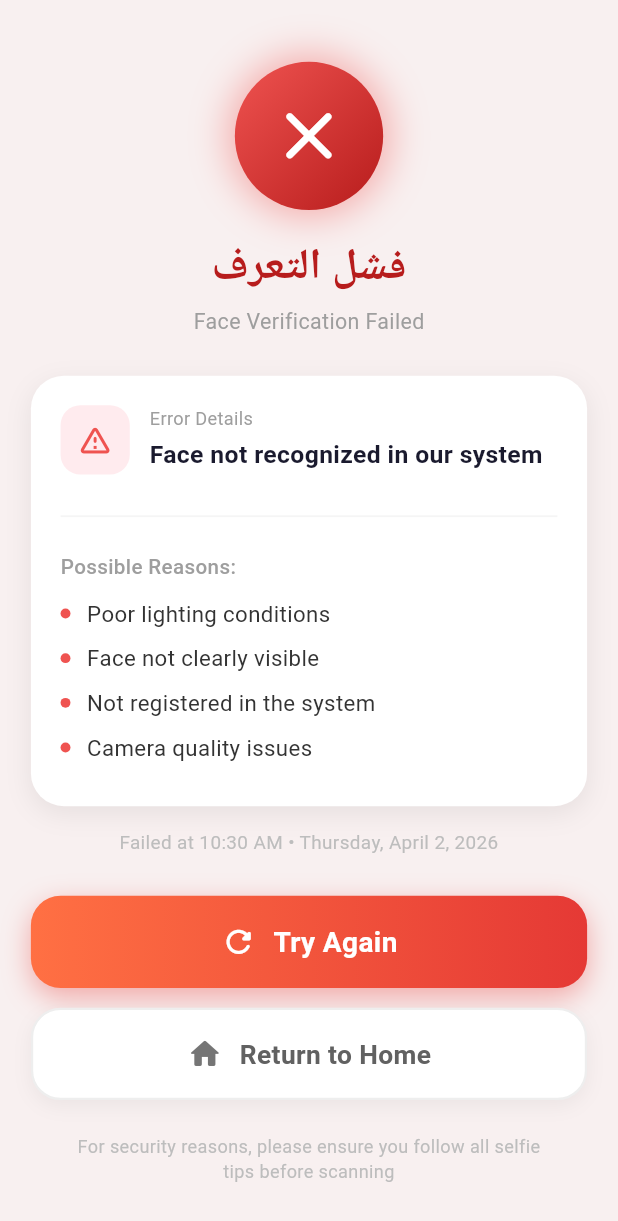
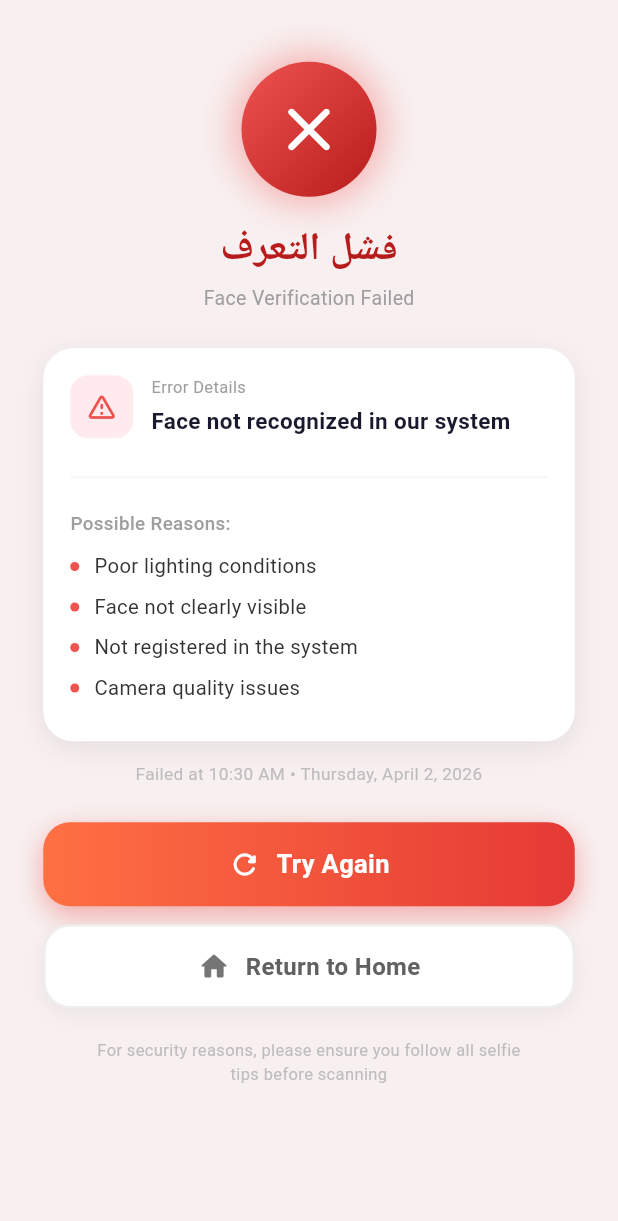
Before and after one commit to EsraaSA21/gradproj, a Flutter app: the VerificationFailedScreen screen opened directly, on a phone screen of 412 x 824 dp. Shown: the top 1221 px of the screen. Run offline on Flutter 3.47's test engine with Material 3 defaults, Android fonts, the phone set to English and light mode, and no system bars; our stand-ins replace camera, phosphor_flutter.

Commit message:
responsive verificationFailedScreen

```diff
--- a/lib/main.dart
+++ b/lib/main.dart
@@ -1,5 +1,6 @@
 
 import 'package:faceapp/screens/face_scan.dart';
+import 'package:faceapp/screens/verification_failed.dart';
 import 'package:flutter/material.dart';
 import 'screens/splash_screen.dart';
 import 'package:faceapp/screens/selfitips.dart';
@@ -15,7 +16,7 @@ class MyApp extends StatelessWidget {
   @override
   Widget build(BuildContext context) {
     return MaterialApp(
-      home: FaceScanScreen(),
+      home: SplashScreen()
     );
   }
 }
--- a/lib/screens/verification_failed.dart
+++ b/lib/screens/verification_failed.dart
@@ -3,8 +3,94 @@ import 'package:faceapp/screens/verifier_screen.dart';
 import 'package:flutter/material.dart';
 import 'package:intl/intl.dart';
 import 'package:faceapp/screens/face_scan.dart';
+
+// ══════════════════════════════════════════════════════════════════════
+// BREAKPOINTS HELPER
+// ══════════════════════════════════════════════════════════════════════
+class _Responsive {
+  final double w;
+  final double h;
+
+  _Responsive(BuildContext context)
+      : w = MediaQuery.of(context).size.width,
+        h = MediaQuery.of(context).size.height;
+
+  // Breakpoints
+  bool get isSmall  => w < 360;   // شاشات صغيرة جداً
+  bool get isMedium => w < 480;   // موبايل عادي
+  bool get isLarge  => w < 768;   // موبايل كبير / فولدد
+  bool get isTablet => w >= 768;  // تابلت
+
+  // Scale helpers
+  double dp(double size) {
+    if (isSmall)  return size * 0.85;
+    if (isMedium) return size * 1.0;
+    if (isLarge)  return size * 1.1;
+    return size * 1.25;           // تابلت
+  }
+
+  double fs(double size) {
+    if (isSmall)  return size * 0.88;
+    if (isMedium) return size * 1.0;
+    if (isLarge)  return size * 1.08;
+    return size * 1.2;            // تابلت
+  }
+
+  // Icon size
+  double get xIconContainer {
+    if (isSmall)  return 75.0;
+    if (isMedium) return 90.0;
+    if (isLarge)  return 100.0;
+    return 115.0;
+  }
+
+  double get xIconSize {
+    if (isSmall)  return 42.0;
+    if (isMedium) return 50.0;
+    if (isLarge)  return 56.0;
+    return 64.0;
+  }
+
+  // Padding
+  double get horizontalPadding {
+    if (isTablet) return w * 0.12;
+    if (isLarge)  return w * 0.07;
+    return w * 0.05;
+  }
+
+  double get topSpacing {
+    if (isSmall)  return h * 0.04;
+    if (isMedium) return h * 0.05;
+    return h * 0.06;
+  }
+
+  // Button height
+  double get buttonHeight {
+    if (isSmall)  return 50.0;
+    if (isMedium) return 56.0;
+    if (isLarge)  return 60.0;
+    return 66.0;
+  }
+
+  // Card padding
+  double get cardPadding {
+    if (isSmall)  return 14.0;
+    if (isMedium) return 18.0;
+    if (isLarge)  return 20.0;
+    return 24.0;
+  }
+
+  double get cardRadius {
+    if (isSmall)  return 16.0;
+    if (isMedium) return 20.0;
+    return 24.0;
+  }
+}
+
+// ══════════════════════════════════════════════════════════════════════
+// VERIFICATION FAILED SCREEN
+// ══════════════════════════════════════════════════════════════════════
 class VerificationFailedScreen extends StatefulWidget {
-
   final String? errorMessage;
 
   const VerificationFailedScreen({super.key, this.errorMessage});
@@ -16,7 +102,7 @@ class VerificationFailedScreen extends StatefulWidget {
 
 class _VerificationFailedScreenState extends State<VerificationFailedScreen>
     with TickerProviderStateMixin {
-  // ── Animations ──────────────────────────────────────────────────────
+
   late AnimationController _xController;
   late AnimationController _cardController;
   late AnimationController _bottomController;
@@ -33,16 +119,13 @@ class _VerificationFailedScreenState extends State<VerificationFailedScreen>
   @override
   void initState() {
     super.initState();
-
     _failedAt =
         "Failed at ${DateFormat('hh:mm a').format(DateTime.now())} • "
         "${DateFormat('EEEE, MMMM d, y').format(DateTime.now())}";
-
     _initAnimations();
   }
 
   void _initAnimations() {
-    // X icon bounce
     _xController = AnimationController(
       vsync: this,
       duration: const Duration(milliseconds: 700),
@@ -53,37 +136,36 @@ class _VerificationFailedScreenState extends State<VerificationFailedScreen>
     _xOpacity = Tween<double>(begin: 0.0, end: 1.0).animate(
       CurvedAnimation(
         parent: _xController,
-          curve: const Interval(0.0, 0.4, curve: Curves.easeIn)),
+        curve: const Interval(0.0, 0.4, curve: Curves.easeIn),
+      ),
     );
 
-    // Card slide up
     _cardController = AnimationController(
       vsync: this,
       duration: const Duration(milliseconds: 550),
     );
     _cardSlide = Tween<Offset>(
       begin: const Offset(0, 0.3),
-      end:   Offset.zero,
+      end: Offset.zero,
     ).animate(CurvedAnimation(parent: _cardController, curve: Curves.easeOut));
     _cardOpacity = Tween<double>(begin: 0.0, end: 1.0).animate(
       CurvedAnimation(parent: _cardController, curve: Curves.easeOut),
     );
 
-    // Bottom buttons
     _bottomController = AnimationController(
       vsync: this,
       duration: const Duration(milliseconds: 450),
     );
     _bottomSlide = Tween<Offset>(
       begin: const Offset(0, 0.4),
-      end:   Offset.zero,
+      end: Offset.zero,
     ).animate(
-        CurvedAnimation(parent: _bottomController, curve: Curves.easeOut));
+      CurvedAnimation(parent: _bottomController, curve: Curves.easeOut),
+    );
     _bottomOpacity = Tween<double>(begin: 0.0, end: 1.0).animate(
       CurvedAnimation(parent: _bottomController, curve: Curves.easeOut),
     );
 
-    // تشغيل بالتسلسل
     _xController.forward().then((_) {
       _cardController.forward().then((_) {
         _bottomController.forward();
@@ -101,44 +183,38 @@ class _VerificationFailedScreenState extends State<VerificationFailedScreen>
 
   @override
   Widget build(BuildContext context) {
-    final double w = MediaQuery.of(context).size.width;
-    final double h = MediaQuery.of(context).size.height;
-    double fs(double s) => s * (w / 375).clamp(0.85, 1.3);
-    double dp(double s) => s * (w / 375).clamp(0.8, 1.3);
+    final r = _Responsive(context);
+
     return WillPopScope(
-    onWillPop: () async {
-      return false; // ❌ يمنع الرجوع بزر الجهاز
-    },
-
-    child:
- Scaffold(
+      onWillPop: () async => false,
+      child: Scaffold(
         backgroundColor: const Color(0xFFF8F0F0),
         body: SafeArea(
           child: SingleChildScrollView(
-          padding: EdgeInsets.symmetric(horizontal: w * 0.05),
+            padding: EdgeInsets.symmetric(horizontal: r.horizontalPadding),
             child: Column(
               children: [
-              SizedBox(height: h * 0.05),
+                SizedBox(height: r.topSpacing),
 
-              // ── ❌ X Icon ────────────────────────────────────────────
+                // ── X Icon ──────────────────────────────────────────
                 ScaleTransition(
                   scale: _xScale,
                   child: FadeTransition(
                     opacity: _xOpacity,
                     child: Container(
-                    width:  dp(90),
-                    height: dp(90),
+                      width: r.xIconContainer,
+                      height: r.xIconContainer,
                       decoration: BoxDecoration(
                         shape: BoxShape.circle,
                         gradient: const LinearGradient(
                           colors: [Color(0xFFEF5350), Color(0xFFB71C1C)],
                           begin: Alignment.topLeft,
-                        end:   Alignment.bottomRight,
+                          end: Alignment.bottomRight,
                         ),
                         boxShadow: [
                           BoxShadow(
-                          color:       const Color(0xFFEF5350).withOpacity(0.45),
-                          blurRadius:  22,
+                            color: const Color(0xFFEF5350).withOpacity(0.45),
+                            blurRadius: 22,
                             spreadRadius: 4,
                           ),
                         ],
@@ -146,15 +222,15 @@ return WillPopScope(
                       child: Icon(
                         Icons.close_rounded,
                         color: Colors.white,
-                      size:  dp(50),
+                        size: r.xIconSize,
                       ),
                     ),
                   ),
                 ),
 
-              SizedBox(height: dp(16)),
+                SizedBox(height: r.dp(16)),
 
-              // ── العنوان ─────────────────────────────────────────────
+                // ── Title ───────────────────────────────────────────
                 FadeTransition(
                   opacity: _xOpacity,
                   child: Column(
@@ -162,76 +238,76 @@ return WillPopScope(
                       Text(
                         "فشل التعرف",
                         style: TextStyle(
-                        fontSize:   fs(26),
+                          fontSize: r.fs(26),
                           fontWeight: FontWeight.bold,
-                        color:      const Color(0xFFB71C1C),
+                          color: const Color(0xFFB71C1C),
                         ),
                       ),
-                    SizedBox(height: dp(4)),
+                      SizedBox(height: r.dp(4)),
                       Text(
                         "Face Verification Failed",
                         style: TextStyle(
-                        fontSize: fs(13),
-                        color:    Colors.grey.shade500,
+                          fontSize: r.fs(13),
+                          color: Colors.grey.shade500,
                         ),
                       ),
                     ],
                   ),
                 ),
 
-              SizedBox(height: dp(24)),
+                SizedBox(height: r.dp(24)),
 
-              // ── Error Card ───────────────────────────────────────────
+                // ── Error Card ──────────────────────────────────────
                 SlideTransition(
                   position: _cardSlide,
                   child: FadeTransition(
                     opacity: _cardOpacity,
-                  child: _buildErrorCard(dp, fs, w),
+                    child: _buildErrorCard(r),
                   ),
                 ),
 
-              SizedBox(height: dp(14)),
+                SizedBox(height: r.dp(14)),
 
-              // ── Failed At ────────────────────────────────────────────
+                // ── Failed At ───────────────────────────────────────
                 FadeTransition(
                   opacity: _bottomOpacity,
                   child: Text(
                     _failedAt,
                     style: TextStyle(
-                    fontSize: fs(11.5),
-                    color:    Colors.grey.shade400,
+                      fontSize: r.fs(11.5),
+                      color: Colors.grey.shade400,
                     ),
                     textAlign: TextAlign.center,
                   ),
                 ),
 
-              SizedBox(height: dp(24)),
+                SizedBox(height: r.dp(24)),
 
-              // ── Buttons ──────────────────────────────────────────────
+                // ── Buttons ─────────────────────────────────────────
                 SlideTransition(
                   position: _bottomSlide,
                   child: FadeTransition(
                     opacity: _bottomOpacity,
-                  child: _buildButtons(dp, fs, w, context),
+                    child: _buildButtons(r, context),
                   ),
                 ),
 
-              SizedBox(height: dp(20)),
+                SizedBox(height: r.dp(20)),
 
-              // ── Security Note ────────────────────────────────────────
+                // ── Security Note ───────────────────────────────────
                 FadeTransition(
                   opacity: _bottomOpacity,
                   child: Text(
                     "For security reasons, please ensure you follow all selfie\ntips before scanning",
                     style: TextStyle(
-                    fontSize: fs(11),
-                    color:    Colors.grey.shade400,
+                      fontSize: r.fs(11),
+                      color: Colors.grey.shade400,
                     ),
                     textAlign: TextAlign.center,
                   ),
                 ),
 
-              SizedBox(height: dp(16)),
+                SizedBox(height: r.dp(16)),
               ],
             ),
           ),
@@ -240,11 +316,10 @@ return WillPopScope(
     );
   }
 
-  // ── Error Card ───────────────────────────────────────────────────────
-  Widget _buildErrorCard(
-      double Function(double) dp, double Function(double) fs, double w) {
-    final String errorMsg = widget.errorMessage ??
-        "Face not recognized in our system";
+  // ── Error Card ────────────────────────────────────────────────────
+  Widget _buildErrorCard(_Responsive r) {
+    final String errorMsg =
+        widget.errorMessage ?? "Face not recognized in our system";
 
     final reasons = [
       "Poor lighting conditions",
@@ -255,35 +330,38 @@ return WillPopScope(
 
     return Container(
       width: double.infinity,
-      padding: EdgeInsets.all(dp(18)),
+      padding: EdgeInsets.all(r.cardPadding),
       decoration: BoxDecoration(
-        color:        Colors.white,
-        borderRadius: BorderRadius.circular(dp(20)),
+        color: Colors.white,
+        borderRadius: BorderRadius.circular(r.cardRadius),
         boxShadow: [
           BoxShadow(
-            color:      Colors.black.withOpacity(0.07),
+            color: Colors.black.withOpacity(0.07),
             blurRadius: 14,
-            offset:     const Offset(0, 5),
+            offset: const Offset(0, 5),
           ),
         ],
       ),
       child: Column(
         crossAxisAlignment: CrossAxisAlignment.start,
         children: [
-          // Error Details
+          // Error Details row
           Row(
             crossAxisAlignment: CrossAxisAlignment.start,
             children: [
               Container(
-                padding:    EdgeInsets.all(dp(10)),
+                padding: EdgeInsets.all(r.dp(10)),
                 decoration: BoxDecoration(
-                  color:        const Color(0xFFFFEBEE),
-                  borderRadius: BorderRadius.circular(dp(12)),
+                  color: const Color(0xFFFFEBEE),
+                  borderRadius: BorderRadius.circular(r.dp(12)),
                 ),
-                child: Icon(Icons.warning_amber_rounded,
-                    color: const Color(0xFFEF5350), size: dp(22)),
+                child: Icon(
+                  Icons.warning_amber_rounded,
+                  color: const Color(0xFFEF5350),
+                  size: r.dp(22),
                 ),
-              SizedBox(width: dp(12)),
+              ),
+              SizedBox(width: r.dp(12)),
               Expanded(
                 child: Column(
                   crossAxisAlignment: CrossAxisAlignment.start,
@@ -291,17 +369,17 @@ return WillPopScope(
                     Text(
                       "Error Details",
                       style: TextStyle(
-                        fontSize: fs(11),
-                        color:    Colors.grey.shade500,
+                        fontSize: r.fs(11),
+                        color: Colors.grey.shade500,
                       ),
                     ),
-                    SizedBox(height: dp(4)),
+                    SizedBox(height: r.dp(4)),
                     Text(
                       errorMsg,
                       style: TextStyle(
-                        fontSize:   fs(15),
+                        fontSize: r.fs(15),
                         fontWeight: FontWeight.bold,
-                        color:      const Color(0xFF1A1A2E),
+                        color: const Color(0xFF1A1A2E),
                       ),
                     ),
                   ],
@@ -310,40 +388,42 @@ return WillPopScope(
             ],
           ),
 
-          SizedBox(height: dp(18)),
+          SizedBox(height: r.dp(18)),
           Divider(color: Colors.grey.shade100, thickness: 1.2),
-          SizedBox(height: dp(14)),
+          SizedBox(height: r.dp(14)),
 
           // Possible Reasons
           Text(
             "Possible Reasons:",
             style: TextStyle(
-              fontSize:   fs(12.5),
-              color:      Colors.grey.shade500,
+              fontSize: r.fs(12.5),
+              color: Colors.grey.shade500,
               fontWeight: FontWeight.w500,
             ),
           ),
-          SizedBox(height: dp(10)),
+          SizedBox(height: r.dp(10)),
 
           ...reasons.map(
             (reason) => Padding(
-              padding: EdgeInsets.only(bottom: dp(8)),
+              padding: EdgeInsets.only(bottom: r.dp(8)),
               child: Row(
                 children: [
                   Container(
-                    width:  dp(6),
-                    height: dp(6),
+                    width: r.dp(6),
+                    height: r.dp(6),
                     decoration: const BoxDecoration(
                       shape: BoxShape.circle,
                       color: Color(0xFFEF5350),
                     ),
                   ),
-                  SizedBox(width: dp(10)),
-                  Text(
+                  SizedBox(width: r.dp(10)),
+                  Expanded(
+                    child: Text(
                       reason,
                       style: TextStyle(
-                      fontSize: fs(13.5),
-                      color:    const Color(0xFF333333),
+                        fontSize: r.fs(13.5),
+                        color: const Color(0xFF333333),
+                      ),
                     ),
                   ),
                 ],
@@ -355,9 +435,8 @@ return WillPopScope(
     );
   }
 
-  // ── Buttons ──────────────────────────────────────────────────────────
-  Widget _buildButtons(double Function(double) dp, double Function(double) fs,
-      double w, BuildContext context) {
+  // ── Buttons ───────────────────────────────────────────────────────
+  Widget _buildButtons(_Responsive r, BuildContext context) {
     return Column(
       children: [
         // Try Again
@@ -369,20 +448,20 @@ return WillPopScope(
             );
           },
           child: Container(
-            width:  double.infinity,
-            height: dp(56),
+            width: double.infinity,
+            height: r.buttonHeight,
             decoration: BoxDecoration(
-              borderRadius: BorderRadius.circular(dp(18)),
+              borderRadius: BorderRadius.circular(r.dp(18)),
               gradient: const LinearGradient(
                 colors: [Color(0xFFFF7043), Color(0xFFE53935)],
                 begin: Alignment.centerLeft,
-                end:   Alignment.centerRight,
+                end: Alignment.centerRight,
               ),
               boxShadow: [
                 BoxShadow(
-                  color:      const Color(0xFFE53935).withOpacity(0.4),
+                  color: const Color(0xFFE53935).withOpacity(0.4),
                   blurRadius: 16,
-                  offset:     const Offset(0, 6),
+                  offset: const Offset(0, 6),
                 ),
               ],
             ),
@@ -390,13 +469,13 @@ return WillPopScope(
               mainAxisAlignment: MainAxisAlignment.center,
               children: [
                 Icon(Icons.refresh_rounded,
-                    color: Colors.white, size: dp(22)),
-                SizedBox(width: dp(10)),
+                    color: Colors.white, size: r.dp(22)),
+                SizedBox(width: r.dp(10)),
                 Text(
                   "Try Again",
                   style: TextStyle(
-                    color:      Colors.white,
-                    fontSize:   fs(17),
+                    color: Colors.white,
+                    fontSize: r.fs(17),
                     fontWeight: FontWeight.bold,
                   ),
                 ),
@@ -405,7 +484,7 @@ return WillPopScope(
           ),
         ),
 
-        SizedBox(height: dp(12)),
+        SizedBox(height: r.dp(12)),
 
         // Return to Home
         GestureDetector(
@@ -413,23 +492,24 @@ return WillPopScope(
             Navigator.pushAndRemoveUntil(
               context,
               MaterialPageRoute(
-     builder: (context) => Verifierscreen(userData: currentUser),
+                builder: (context) =>
+                    Verifierscreen(userData: currentUser),
               ),
               (route) => false,
             );
           },
           child: Container(
-            width:  double.infinity,
-            height: dp(56),
+            width: double.infinity,
+            height: r.buttonHeight,
             decoration: BoxDecoration(
-              borderRadius: BorderRadius.circular(dp(18)),
-              color:        Colors.white,
+              borderRadius: BorderRadius.circular(r.dp(18)),
+              color: Colors.white,
               border: Border.all(color: Colors.grey.shade200, width: 1.5),
               boxShadow: [
                 BoxShadow(
-                  color:      Colors.black.withOpacity(0.05),
+                  color: Colors.black.withOpacity(0.05),
                   blurRadius: 10,
-                  offset:     const Offset(0, 4),
+                  offset: const Offset(0, 4),
                 ),
               ],
             ),
@@ -437,13 +517,13 @@ return WillPopScope(
               mainAxisAlignment: MainAxisAlignment.center,
               children: [
                 Icon(Icons.home_rounded,
-                    color: Colors.grey.shade600, size: dp(22)),
-                SizedBox(width: dp(10)),
+                    color: Colors.grey.shade600, size: r.dp(22)),
+                SizedBox(width: r.dp(10)),
                 Text(
                   "Return to Home",
                   style: TextStyle(
-                    color:      Colors.grey.shade700,
-                    fontSize:   fs(16),
+                    color: Colors.grey.shade700,
+                    fontSize: r.fs(16),
                     fontWeight: FontWeight.w600,
                   ),
                 ),
```
Lines whose indentation alone changed are shown as unchanged.
